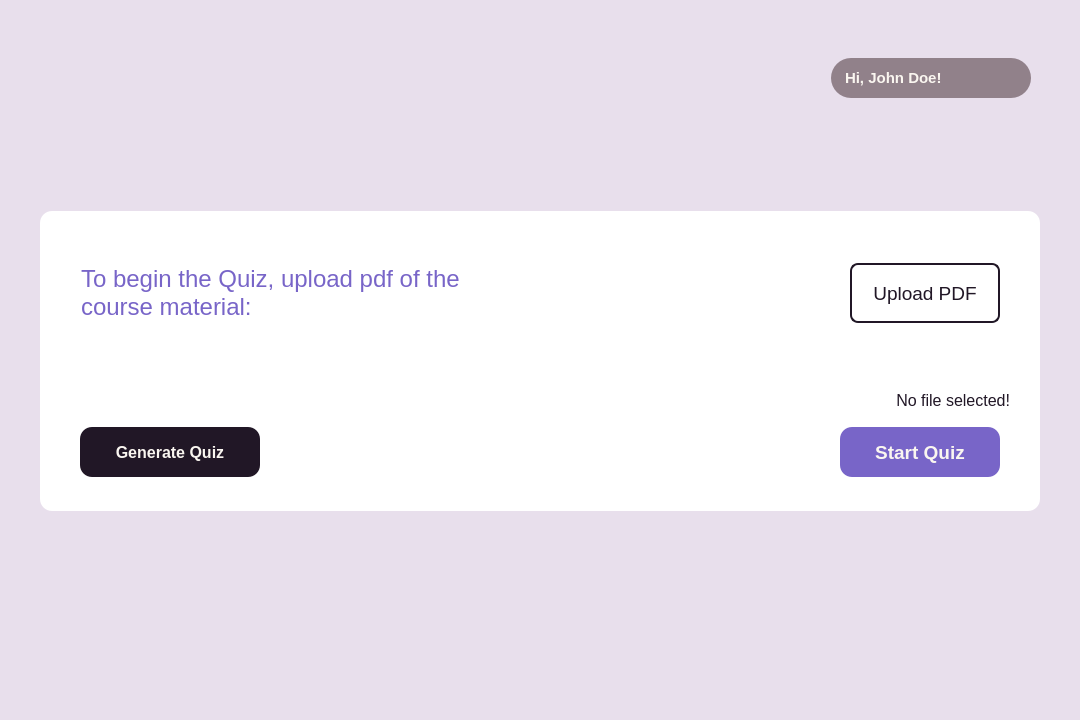
This is Client/home_screen.ui in R-umaria/Section3-Group7-QuizGenie as Qt 5 draws it before an edit. The edited form follows.
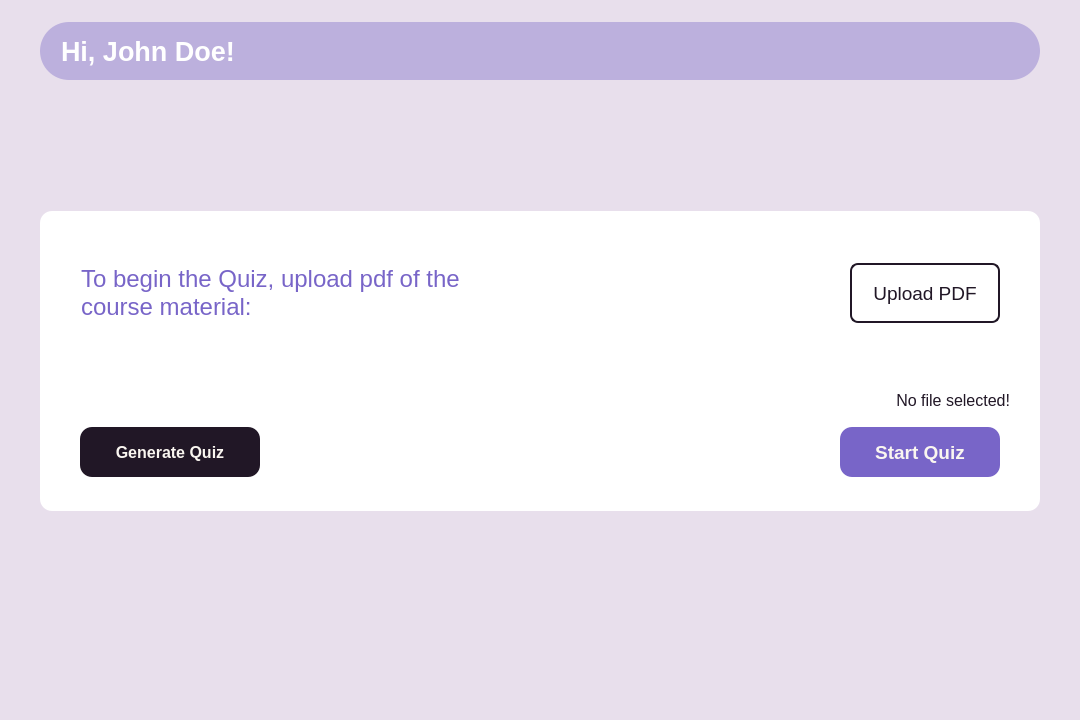
This is the edited form. Icons and pictures are not drawn.

What changed in the file:
```diff
--- a/Client/home_screen.ui
+++ b/Client/home_screen.ui
@@ -46,6 +46,9 @@
        <height>600</height>
       </size>
      </property>
+     <property name="styleSheet">
+      <string notr="true"/>
+     </property>
      <layout class="QVBoxLayout" name="verticalLayout_3">
       <property name="spacing">
        <number>0</number>
@@ -79,45 +82,18 @@
           <height>112</height>
          </size>
         </property>
+        <property name="styleSheet">
+         <string notr="true">background-color: rgba(120, 101, 200, 100);
+border-radius: 29px;</string>
+        </property>
         <layout class="QHBoxLayout" name="horizontalLayout_3">
          <property name="spacing">
           <number>200</number>
          </property>
-         <item alignment="Qt::AlignmentFlag::AlignHCenter|Qt::AlignmentFlag::AlignVCenter">
-          <widget class="QLabel" name="logo_horizontal">
-           <property name="sizePolicy">
-            <sizepolicy hsizetype="Minimum" vsizetype="Minimum">
-             <horstretch>0</horstretch>
-             <verstretch>0</verstretch>
-            </sizepolicy>
-           </property>
-           <property name="minimumSize">
-            <size>
-             <width>400</width>
-             <height>112</height>
-            </size>
-           </property>
-           <property name="maximumSize">
-            <size>
-             <width>400</width>
-             <height>112</height>
-            </size>
-           </property>
-           <property name="styleSheet">
-            <string notr="true">border-radius: 12px;</string>
-           </property>
-           <property name="text">
-            <string/>
-           </property>
-           <property name="scaledContents">
-            <bool>true</bool>
-           </property>
-          </widget>
-         </item>
-         <item alignment="Qt::AlignmentFlag::AlignRight">
+         <item alignment="Qt::AlignmentFlag::AlignLeft">
           <widget class="QLabel" name="labelUserName">
            <property name="sizePolicy">
-            <sizepolicy hsizetype="Minimum" vsizetype="Minimum">
+            <sizepolicy hsizetype="Expanding" vsizetype="Minimum">
              <horstretch>0</horstretch>
              <verstretch>0</verstretch>
             </sizepolicy>
@@ -130,13 +106,13 @@
            </property>
            <property name="maximumSize">
             <size>
-             <width>200</width>
+             <width>400</width>
              <height>40</height>
             </size>
            </property>
            <property name="font">
             <font>
-             <pointsize>11</pointsize>
+             <pointsize>20</pointsize>
              <bold>true</bold>
             </font>
            </property>
@@ -144,10 +120,9 @@
             <enum>Qt::LayoutDirection::LeftToRight</enum>
            </property>
            <property name="styleSheet">
-            <string notr="true">padding: 10px;
-background-color: #91818A;
-color: #FAF6F0;
-border-radius: 20px;</string>
+            <string notr="true">padding: 5px;
+color: #ffffff;
+background-color: rgba(0, 0,0,0);</string>
            </property>
            <property name="text">
             <string>Hi, John Doe!</string>
```
